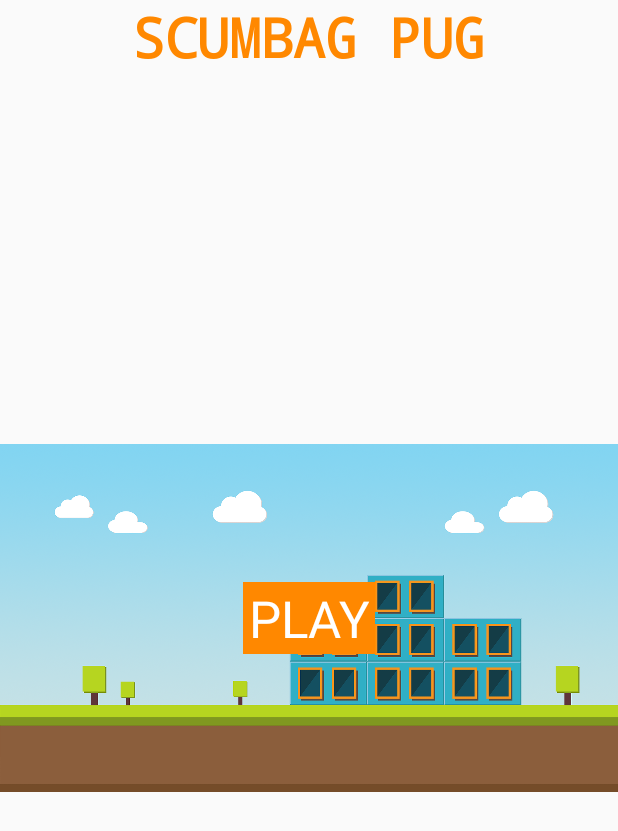
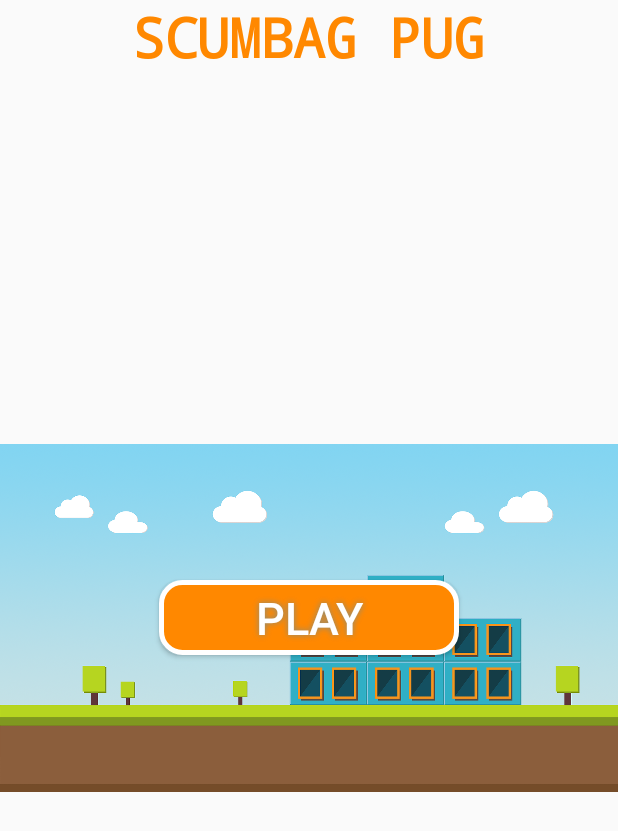
Before and after one commit to mishja/ScumbagPug, an Android app: the layout activity_game.xml on its own in the app's theme, with its tools: preview values and no code run, on a phone screen of 412 x 824 dp. Shown: the top 831 px of the screen. Run offline under Robolectric (Android 15) with nearby library versions, the phone set to English and light mode, and no system bars.

Commit message:
splash en button fix

```diff
--- a/app/src/main/AndroidManifest.xml
+++ b/app/src/main/AndroidManifest.xml
@@ -9,6 +9,15 @@
         android:roundIcon="@mipmap/ic_launcher_round"
         android:supportsRtl="true"
         android:theme="@style/AppTheme">
+        <activity
+            android:name=".SplashActivity"
+            android:theme="@style/SplashTheme">
+            <intent-filter>
+                <action android:name="android.intent.action.MAIN" />
+
+                <category android:name="android.intent.category.LAUNCHER" />
+            </intent-filter>
+        </activity>
         <activity
             android:screenOrientation="landscape"
             android:name=".mainMenu">
--- /dev/null
+++ b/app/src/main/java/com/timothypuglia/scumbagpug/SplashActivity.java
@@ -0,0 +1,30 @@
+package com.timothypuglia.scumbagpug;
+
+import android.content.Intent;
+import android.os.Bundle;
+import android.os.Handler;
+import android.support.v7.app.AppCompatActivity;
+
+public class SplashActivity extends AppCompatActivity {
+
+    //duration
+    private final int SPLASH_DISPLAY_LENGTH = 1000;
+
+    @Override
+    protected void onCreate(Bundle savedInstanceState) {
+        super.onCreate(savedInstanceState);
+        // Start home activity
+
+        new Handler().postDelayed(new Runnable() {
+            @Override
+            public void run() {
+             /* Create an Intent that will start the Menu-Activity. */
+                Intent mainIntent = new Intent(SplashActivity.this, mainMenu.class);
+                SplashActivity.this.startActivity(mainIntent);
+                SplashActivity.this.finish();
+            }
+
+
+        }, SPLASH_DISPLAY_LENGTH);
+    }
+}
--- a/app/src/main/java/com/timothypuglia/scumbagpug/mainMenu.java
+++ b/app/src/main/java/com/timothypuglia/scumbagpug/mainMenu.java
@@ -17,7 +17,7 @@ import android.widget.ImageView;
 public class mainMenu extends AppCompatActivity {
 
 
-    private Button playButton;
+
 
     @Override
     protected void onCreate(Bundle savedInstanceState) {
--- /dev/null
+++ b/app/src/main/res/drawable/buttonshape.xml
@@ -0,0 +1,23 @@
+<?xml version="1.0" encoding="utf-8"?>
+<shape xmlns:android="http://schemas.android.com/apk/res/android" android:shape="rectangle" >
+    <corners
+        android:radius="14dp"
+        />
+    <solid
+        android:color="#FF8800"
+        />
+    <padding
+        android:left="0dp"
+        android:top="0dp"
+        android:right="0dp"
+        android:bottom="0dp"
+        />
+    <size
+        android:width="270dp"
+        android:height="60dp"
+        />
+    <stroke
+        android:width="3dp"
+        android:color="#FFFFFF"
+        />
+</shape>
--- /dev/null
+++ b/app/src/main/res/drawable/splash_background.xml
@@ -0,0 +1,12 @@
+<?xml version="1.0" encoding="utf-8"?>
+    <layer-list xmlns:android="http://schemas.android.com/apk/res/android">
+
+    <item android:drawable="@color/colorPrimary" />
+
+    <item>
+        <bitmap
+            android:gravity="center"
+        android:src="@mipmap/ic_launcher" />
+    </item>
+
+</layer-list>
--- a/app/src/main/res/layout/activity_game.xml
+++ b/app/src/main/res/layout/activity_game.xml
@@ -25,16 +25,20 @@
 
         <Button
             android:id="@+id/button"
-            style="@style/Widget.AppCompat.Button.Borderless"
-            android:layout_width="wrap_content"
-            android:layout_height="wrap_content"
+
+            android:layout_width="200dp"
+            android:layout_height="50dp"
+            android:background="@drawable/buttonshape"
             android:layout_gravity="center"
-            android:background="@android:color/holo_orange_dark"
-            android:lineSpacingExtra="8sp"
+
             android:onClick="playButtonClicked"
+            android:shadowColor="#828F86"
+            android:shadowDx="0"
+            android:shadowDy="0"
+            android:shadowRadius="5"
             android:text="PLAY"
-            android:textAppearance="@style/TextAppearance.AppCompat.Display1"
-            android:textColor="@android:color/background_light" />
+            android:textColor="#FFFFFF"
+            android:textSize="30sp" />
 
         <TextView
             android:id="@+id/textView"
--- a/app/src/main/res/values/styles.xml
+++ b/app/src/main/res/values/styles.xml
@@ -7,5 +7,9 @@
         <item name="colorPrimaryDark">@color/colorPrimaryDark</item>
         <item name="colorAccent">@color/colorAccent</item>
     </style>
+    <!-- Splash Screen theme. -->
+    <style name="SplashTheme" parent="Theme.AppCompat.NoActionBar">
+        <item name="android:windowBackground">@drawable/splash_background</item>
+    </style>
 
 </resources>
```
